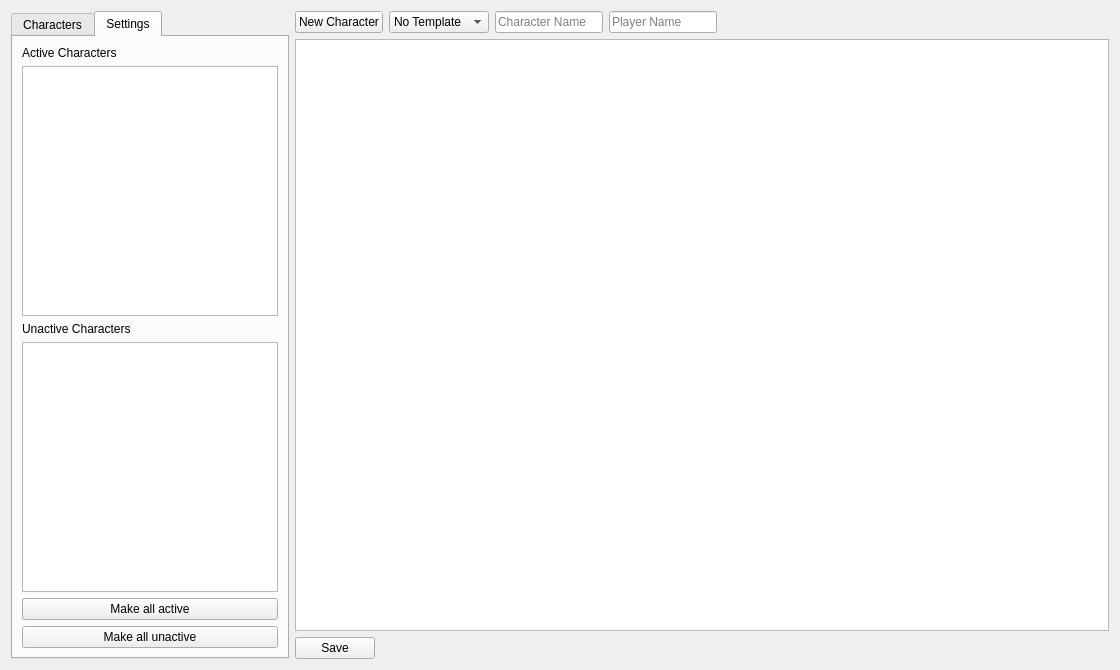
First picture: the form in tools/characterviewertool.ui, repository PhilInTheGaps/GM-Companion, before the edit.
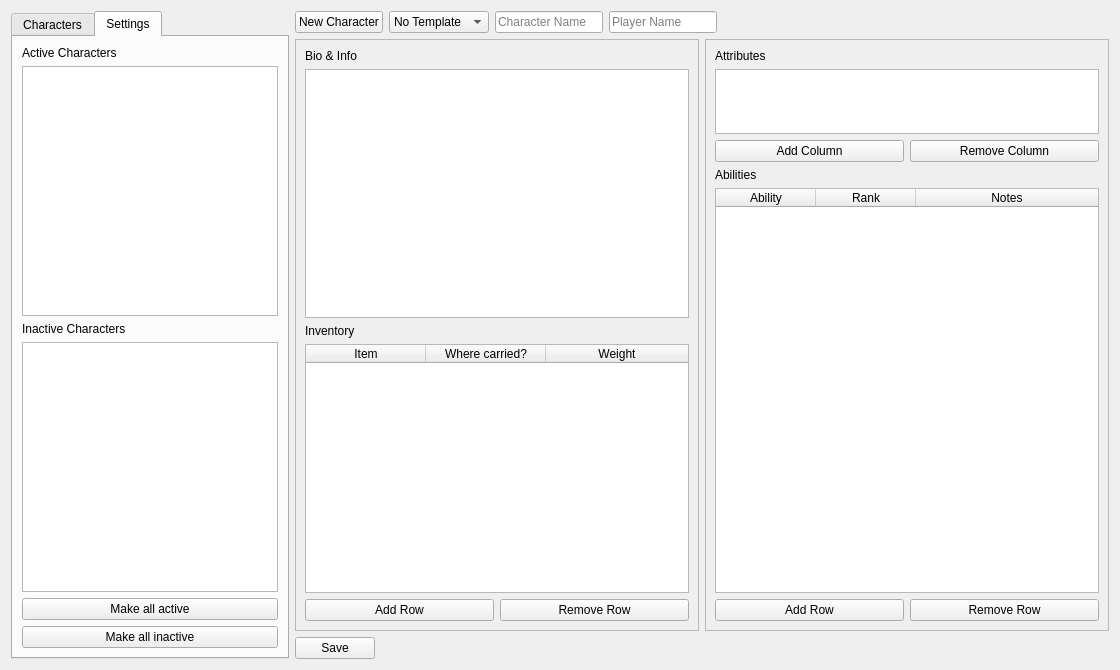
Second picture: the form after the edit. The open tabs and pages were chosen to show the change.

Commit message: Improved Character Tool

```diff
--- a/tools/characterviewertool.ui
+++ b/tools/characterviewertool.ui
@@ -10,6 +10,12 @@
     <height>670</height>
    </rect>
   </property>
+  <property name="sizePolicy">
+   <sizepolicy hsizetype="Maximum" vsizetype="Preferred">
+    <horstretch>0</horstretch>
+    <verstretch>0</verstretch>
+   </sizepolicy>
+  </property>
   <property name="windowTitle">
    <string>Form</string>
   </property>
@@ -72,7 +78,7 @@
          <item>
           <widget class="QLabel" name="label_2">
            <property name="text">
-            <string>Unactive Characters</string>
+            <string>Inactive Characters</string>
            </property>
           </widget>
          </item>
@@ -96,7 +102,7 @@
          <item>
           <widget class="QPushButton" name="pushButton_makeAllUnactive">
            <property name="text">
-            <string>Make all unactive</string>
+            <string>Make all inactive</string>
            </property>
           </widget>
          </item>
@@ -168,21 +174,282 @@
       </layout>
      </item>
      <item>
-      <widget class="QTextEdit" name="textEdit">
-       <property name="autoFormatting">
-        <set>QTextEdit::AutoAll</set>
-       </property>
-       <property name="html">
-        <string>&lt;!DOCTYPE HTML PUBLIC &quot;-//W3C//DTD HTML 4.0//EN&quot; &quot;http://www.w3.org/TR/REC-html40/strict.dtd&quot;&gt;
+      <layout class="QHBoxLayout" name="horizontalLayout_4">
+       <item>
+        <widget class="QFrame" name="frame_2">
+         <property name="frameShape">
+          <enum>QFrame::StyledPanel</enum>
+         </property>
+         <property name="frameShadow">
+          <enum>QFrame::Raised</enum>
+         </property>
+         <layout class="QVBoxLayout" name="verticalLayout_5">
+          <item>
+           <widget class="QLabel" name="label_3">
+            <property name="text">
+             <string>Bio &amp; Info</string>
+            </property>
+           </widget>
+          </item>
+          <item>
+           <widget class="QTextEdit" name="textEdit_bioInfo">
+            <property name="sizePolicy">
+             <sizepolicy hsizetype="Minimum" vsizetype="Expanding">
+              <horstretch>0</horstretch>
+              <verstretch>0</verstretch>
+             </sizepolicy>
+            </property>
+            <property name="sizeAdjustPolicy">
+             <enum>QAbstractScrollArea::AdjustIgnored</enum>
+            </property>
+            <property name="autoFormatting">
+             <set>QTextEdit::AutoAll</set>
+            </property>
+            <property name="html">
+             <string>&lt;!DOCTYPE HTML PUBLIC &quot;-//W3C//DTD HTML 4.0//EN&quot; &quot;http://www.w3.org/TR/REC-html40/strict.dtd&quot;&gt;
 &lt;html&gt;&lt;head&gt;&lt;meta name=&quot;qrichtext&quot; content=&quot;1&quot; /&gt;&lt;title&gt;Character Sheet&lt;/title&gt;&lt;style type=&quot;text/css&quot;&gt;
 p, li { white-space: pre-wrap; }
 &lt;/style&gt;&lt;/head&gt;&lt;body style=&quot; font-family:'MS Shell Dlg 2'; font-size:8.25pt; font-weight:400; font-style:normal;&quot;&gt;
 &lt;p style=&quot;-qt-paragraph-type:empty; margin-top:12px; margin-bottom:12px; margin-left:0px; margin-right:0px; -qt-block-indent:0; text-indent:0px;&quot;&gt;&lt;br /&gt;&lt;/p&gt;&lt;/body&gt;&lt;/html&gt;</string>
-       </property>
-       <property name="textInteractionFlags">
-        <set>Qt::LinksAccessibleByKeyboard|Qt::LinksAccessibleByMouse|Qt::TextBrowserInteraction|Qt::TextEditable|Qt::TextEditorInteraction|Qt::TextSelectableByKeyboard|Qt::TextSelectableByMouse</set>
-       </property>
-      </widget>
+            </property>
+            <property name="textInteractionFlags">
+             <set>Qt::LinksAccessibleByKeyboard|Qt::LinksAccessibleByMouse|Qt::TextBrowserInteraction|Qt::TextEditable|Qt::TextEditorInteraction|Qt::TextSelectableByKeyboard|Qt::TextSelectableByMouse</set>
+            </property>
+           </widget>
+          </item>
+          <item>
+           <widget class="QLabel" name="label_5">
+            <property name="text">
+             <string>Inventory</string>
+            </property>
+           </widget>
+          </item>
+          <item>
+           <widget class="QTableWidget" name="tableWidget_inventory">
+            <property name="sizePolicy">
+             <sizepolicy hsizetype="Minimum" vsizetype="Expanding">
+              <horstretch>0</horstretch>
+              <verstretch>0</verstretch>
+             </sizepolicy>
+            </property>
+            <attribute name="horizontalHeaderDefaultSectionSize">
+             <number>120</number>
+            </attribute>
+            <attribute name="horizontalHeaderStretchLastSection">
+             <bool>true</bool>
+            </attribute>
+            <attribute name="verticalHeaderVisible">
+             <bool>false</bool>
+            </attribute>
+            <column>
+             <property name="text">
+              <string>Item</string>
+             </property>
+            </column>
+            <column>
+             <property name="text">
+              <string>Where carried?</string>
+             </property>
+            </column>
+            <column>
+             <property name="text">
+              <string>Weight</string>
+             </property>
+            </column>
+           </widget>
+          </item>
+          <item>
+           <layout class="QHBoxLayout" name="horizontalLayout_5">
+            <item>
+             <widget class="QPushButton" name="pushButton_addItemRow">
+              <property name="text">
+               <string>Add Row</string>
+              </property>
+             </widget>
+            </item>
+            <item>
+             <widget class="QPushButton" name="pushButton_removeItemRow">
+              <property name="text">
+               <string>Remove Row</string>
+              </property>
+             </widget>
+            </item>
+           </layout>
+          </item>
+         </layout>
+        </widget>
+       </item>
+       <item>
+        <widget class="QFrame" name="frame_attributesAbilities">
+         <property name="sizePolicy">
+          <sizepolicy hsizetype="Preferred" vsizetype="Preferred">
+           <horstretch>0</horstretch>
+           <verstretch>0</verstretch>
+          </sizepolicy>
+         </property>
+         <property name="layoutDirection">
+          <enum>Qt::LeftToRight</enum>
+         </property>
+         <property name="frameShape">
+          <enum>QFrame::StyledPanel</enum>
+         </property>
+         <property name="frameShadow">
+          <enum>QFrame::Raised</enum>
+         </property>
+         <property name="lineWidth">
+          <number>1</number>
+         </property>
+         <layout class="QVBoxLayout" name="verticalLayout_6">
+          <item>
+           <widget class="QLabel" name="label_6">
+            <property name="sizePolicy">
+             <sizepolicy hsizetype="Maximum" vsizetype="Maximum">
+              <horstretch>0</horstretch>
+              <verstretch>0</verstretch>
+             </sizepolicy>
+            </property>
+            <property name="text">
+             <string>Attributes</string>
+            </property>
+           </widget>
+          </item>
+          <item>
+           <widget class="QTableWidget" name="tableWidget_attributes">
+            <property name="sizePolicy">
+             <sizepolicy hsizetype="Minimum" vsizetype="Maximum">
+              <horstretch>0</horstretch>
+              <verstretch>0</verstretch>
+             </sizepolicy>
+            </property>
+            <property name="maximumSize">
+             <size>
+              <width>16777215</width>
+              <height>65</height>
+             </size>
+            </property>
+            <attribute name="horizontalHeaderVisible">
+             <bool>false</bool>
+            </attribute>
+            <attribute name="horizontalHeaderDefaultSectionSize">
+             <number>30</number>
+            </attribute>
+            <attribute name="verticalHeaderVisible">
+             <bool>false</bool>
+            </attribute>
+            <attribute name="verticalHeaderMinimumSectionSize">
+             <number>20</number>
+            </attribute>
+            <attribute name="verticalHeaderStretchLastSection">
+             <bool>true</bool>
+            </attribute>
+            <row>
+             <property name="text">
+              <string>1</string>
+             </property>
+            </row>
+            <row>
+             <property name="text">
+              <string>New Row</string>
+             </property>
+            </row>
+           </widget>
+          </item>
+          <item>
+           <layout class="QHBoxLayout" name="horizontalLayout_7">
+            <item>
+             <widget class="QPushButton" name="pushButton_addAttribute">
+              <property name="text">
+               <string>Add Column</string>
+              </property>
+             </widget>
+            </item>
+            <item>
+             <widget class="QPushButton" name="pushButton_removeAttribute">
+              <property name="text">
+               <string>Remove Column</string>
+              </property>
+             </widget>
+            </item>
+           </layout>
+          </item>
+          <item>
+           <widget class="QLabel" name="label_4">
+            <property name="sizePolicy">
+             <sizepolicy hsizetype="Maximum" vsizetype="Maximum">
+              <horstretch>0</horstretch>
+              <verstretch>0</verstretch>
+             </sizepolicy>
+            </property>
+            <property name="layoutDirection">
+             <enum>Qt::LeftToRight</enum>
+            </property>
+            <property name="text">
+             <string>Abilities</string>
+            </property>
+            <property name="scaledContents">
+             <bool>false</bool>
+            </property>
+           </widget>
+          </item>
+          <item>
+           <widget class="QTableWidget" name="tableWidget_abilities">
+            <property name="sizePolicy">
+             <sizepolicy hsizetype="Minimum" vsizetype="Expanding">
+              <horstretch>0</horstretch>
+              <verstretch>0</verstretch>
+             </sizepolicy>
+            </property>
+            <attribute name="horizontalHeaderStretchLastSection">
+             <bool>true</bool>
+            </attribute>
+            <attribute name="verticalHeaderVisible">
+             <bool>false</bool>
+            </attribute>
+            <column>
+             <property name="text">
+              <string>Ability</string>
+             </property>
+            </column>
+            <column>
+             <property name="text">
+              <string>Rank</string>
+             </property>
+            </column>
+            <column>
+             <property name="text">
+              <string>Notes</string>
+             </property>
+            </column>
+           </widget>
+          </item>
+          <item>
+           <layout class="QHBoxLayout" name="horizontalLayout_6">
+            <item>
+             <widget class="QPushButton" name="pushButton_addAbility">
+              <property name="sizePolicy">
+               <sizepolicy hsizetype="Minimum" vsizetype="Fixed">
+                <horstretch>0</horstretch>
+                <verstretch>0</verstretch>
+               </sizepolicy>
+              </property>
+              <property name="text">
+               <string>Add Row</string>
+              </property>
+             </widget>
+            </item>
+            <item>
+             <widget class="QPushButton" name="pushButton_removeAbility">
+              <property name="text">
+               <string>Remove Row</string>
+              </property>
+             </widget>
+            </item>
+           </layout>
+          </item>
+         </layout>
+        </widget>
+       </item>
+      </layout>
      </item>
      <item>
       <layout class="QHBoxLayout" name="horizontalLayout_3">
```
Left out of the diff: 6 changed lines with no effect on the pictures. The commit also changes 5 other files.
